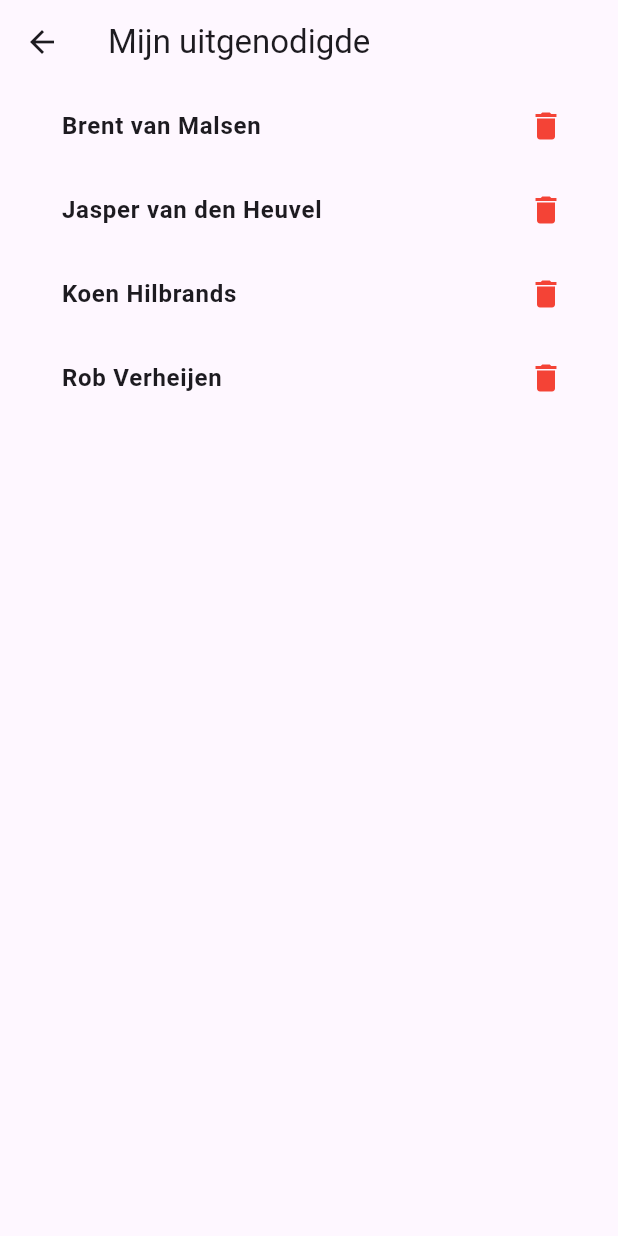
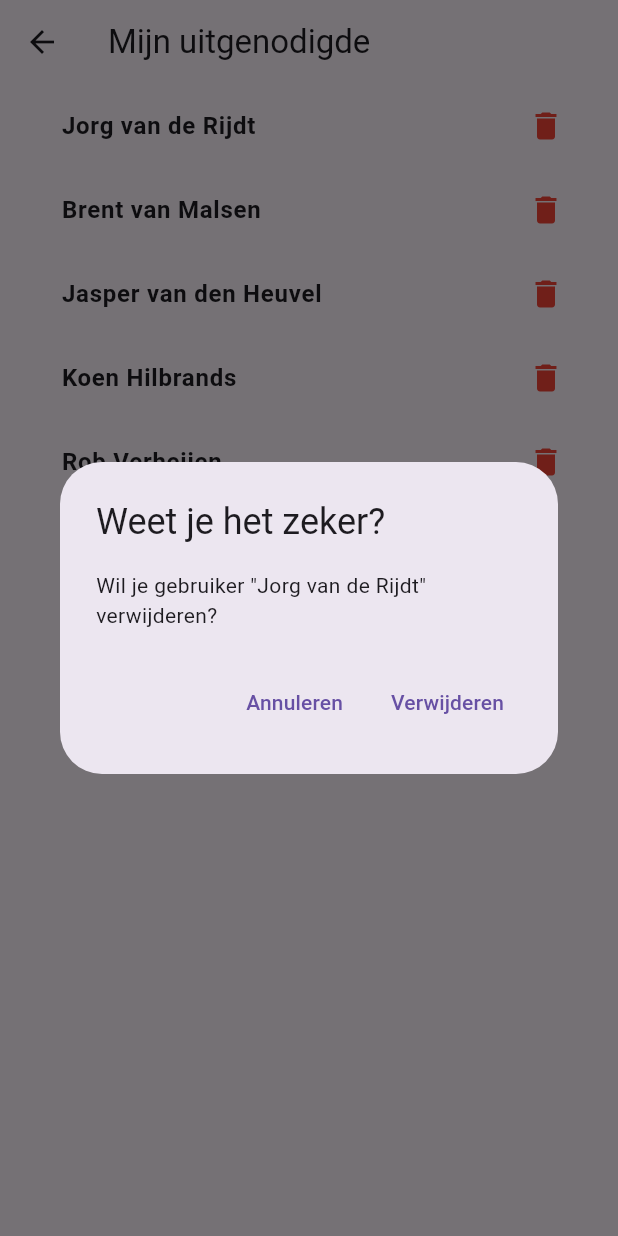
Before and after one commit to brentvanmalsen/industry-project, a Flutter app: the NewPage screen opened directly, after a tap on the "delete" icon, on a phone screen of 412 x 824 dp. Run offline on Flutter 3.47's test engine with Material 3 defaults, Android fonts, the phone set to English and light mode, and no system bars; our stand-ins replace rive, share_plus, sleek_circular_slider, syncfusion_flutter_charts; missing offline and left inert: mailer.

Commit message:
bekijk uitbenodigde toegevoegd

```diff
--- a/lib/settings.dart
+++ b/lib/settings.dart
@@ -214,26 +214,21 @@ class _SettingsPageState extends State<SettingsPage> {
               child: Column(
                 crossAxisAlignment: CrossAxisAlignment.start,
                 children: [
-                  const Text('Bekijk uitgenodigde',
-                      style:
-                          TextStyle(fontSize: 18, fontWeight: FontWeight.bold)),
-                  const Text(
-                      'Bekijk de mensen die je hebt uitgenodigd en beheer de lijst.'),
-                  const SizedBox(height: 10),
-                  SizedBox(
-                    width: double.infinity,
-                    child: ElevatedButton(
-                      style: ElevatedButton.styleFrom(
-                        backgroundColor: const Color(0xFF4182DB),
+                  Row(
+                    mainAxisAlignment: MainAxisAlignment.spaceBetween,
+                    children: [
+                      const Text(
+                        'Bekijk uitgenodigde',
+                        style: TextStyle(
+                            fontSize: 18, fontWeight: FontWeight.bold),
                       ),
-                      onPressed: () {
-                        _navigateToInvitedPage(context);
-                      },
-                      child: const Text(
-                        'Uitgenodigde bekijken',
-                        style: TextStyle(color: Colors.white),
+                      GestureDetector(
+                        onTap: () {
+                          _navigateToInvitedPage(context);
+                        },
+                        child: Icon(Icons.arrow_forward),
                       ),
-                    ),
+                    ],
                   ),
                 ],
               ),
@@ -392,11 +387,34 @@ class _NewPageState extends State<NewPage> {
     'Rob Verheijen'
   ];
 
-  // Function to remove a user
+  // Function to remove a user with confirmation dialog
   void _removeUser(int index) {
-    setState(() {
-      users.removeAt(index);
-    });
+    showDialog(
+      context: context,
+      builder: (BuildContext context) {
+        return AlertDialog(
+          title: Text('Weet je het zeker?'),
+          content: Text('Wil je gebruiker "${users[index]}" verwijderen?'),
+          actions: <Widget>[
+            TextButton(
+              child: Text('Annuleren'),
+              onPressed: () {
+                Navigator.of(context).pop(); // Sluit het dialoogvenster
+              },
+            ),
+            TextButton(
+              child: Text('Verwijderen'),
+              onPressed: () {
+                setState(() {
+                  users.removeAt(index); // Verwijder de gebruiker
+                });
+                Navigator.of(context).pop(); // Sluit het dialoogvenster
+              },
+            ),
+          ],
+        );
+      },
+    );
   }
 
   @override
@@ -410,7 +428,7 @@ class _NewPageState extends State<NewPage> {
         itemBuilder: (context, index) {
           return Padding(
             padding:
-                const EdgeInsets.only(left: 25.0), // Adjust the left padding
+                const EdgeInsets.only(left: 25.0), // Pas de linker padding aan
             child: AnimatedSwitcher(
               duration: Duration(milliseconds: 500),
               transitionBuilder: (Widget child, Animation<double> animation) {
@@ -420,7 +438,8 @@ class _NewPageState extends State<NewPage> {
                 );
               },
               child: ListTile(
-                key: ValueKey<String>(users[index]), // Key for AnimatedSwitcher
+                key:
+                    ValueKey<String>(users[index]), // Key voor AnimatedSwitcher
                 title: Text(
                   users[index],
                   style: TextStyle(fontWeight: FontWeight.w600),
```
